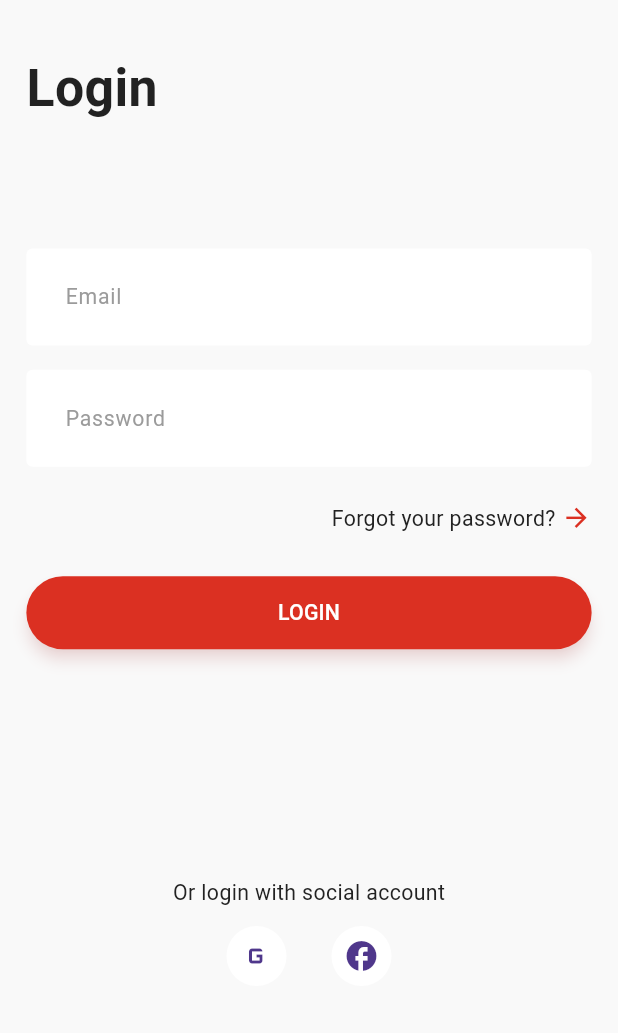
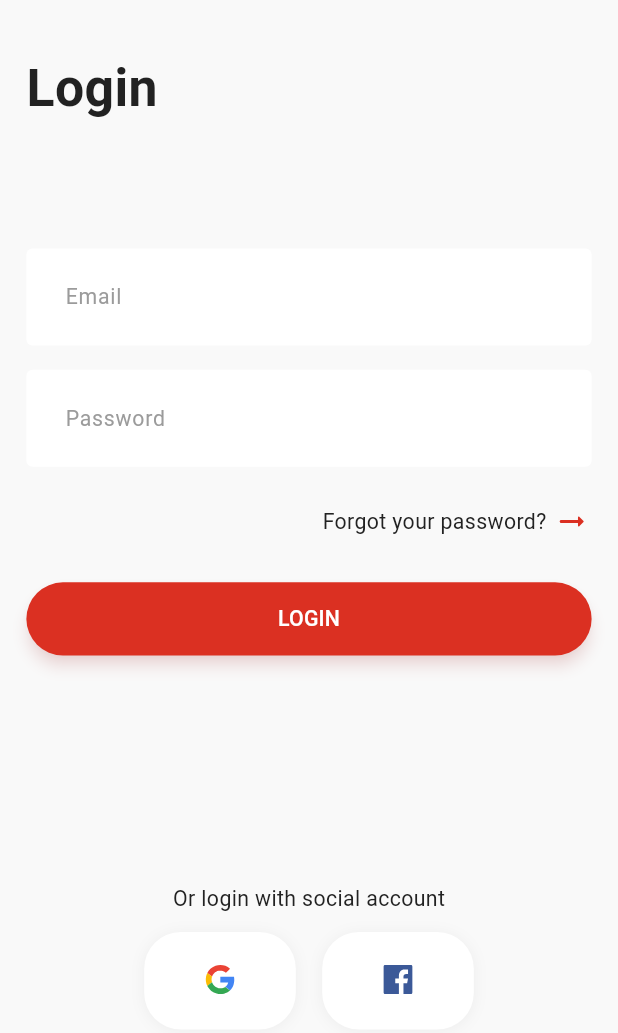
Before and after one commit to ahmed2ismail/e_commerce_pro, a Flutter app: the screen it shows after launch, after a tap on "Already have an account?", on a phone screen of 412 x 824 dp. Shown: the top 1033 px of the screen. Run offline on Flutter 3.47's test engine with Material 3 defaults, Android fonts, the phone set to English and light mode, and no system bars; our stand-ins replace device_preview, flutter_screenutil, flutter_svg, go_router; Roboto replaces fonts that are missing (Metropolis).

Commit message:
feat: implement LoginView with consistent social icons styling

```diff
--- /dev/null
+++ b/devtools_options.yaml
@@ -0,0 +1,3 @@
+description: This file stores settings for Dart & Flutter DevTools.
+documentation: https://docs.flutter.dev/tools/devtools/extensions#configure-extension-enablement-states
+extensions:
--- a/lib/core/utils/app_assets.dart
+++ b/lib/core/utils/app_assets.dart
@@ -4,4 +4,5 @@ class AppAssets {
   static const String googleIcon = "$imagesPath/google_icon.svg";
   static const String facebookIcon = "$imagesPath/facebook_icon.svg";
   static const String splashImage = "$imagesPath/splash_image.png";
+  static const String arrowRed = "$imagesPath/arrow_red.svg";
 }
--- /dev/null
+++ b/lib/core/utils/app_router.dart
@@ -0,0 +1,34 @@
+import 'package:e_commerce_pro/feature/auth/presentation/views/login_view.dart';
+import 'package:e_commerce_pro/feature/auth/presentation/views/sign_up_view.dart';
+import 'package:flutter/material.dart';
+import 'package:go_router/go_router.dart';
+
+abstract class AppRouter {
+  static const kLoginView = '/loginView';
+  static const kSignUpView = '/'; // شاشة البداية
+
+  static final router = GoRouter(
+    routes: [
+      GoRoute(
+        path: kSignUpView,
+        builder: (context, state) => const SignUpView(),
+      ),
+      GoRoute(
+        path: kLoginView,
+        pageBuilder: (context, state) {
+          return CustomTransitionPage(
+            key: state.pageKey,
+            child: const LoginView(),
+            transitionsBuilder: (context, animation, secondaryAnimation, child) {
+              // Animation احترافي (Fade + Scale)
+              return FadeTransition(
+                opacity: CurveTween(curve: Curves.easeInOut).animate(animation),
+                child: child,
+              );
+            },
+          );
+        },
+      ),
+    ],
+  );
+}
--- a/lib/feature/auth/presentation/views/login_view.dart
+++ b/lib/feature/auth/presentation/views/login_view.dart
@@ -1,5 +1,8 @@
+import 'package:e_commerce_pro/core/utils/app_assets.dart';
+import 'package:e_commerce_pro/feature/auth/presentation/views/widgets/social_icon_container.dart';
 import 'package:flutter/material.dart';
 import 'package:flutter_screenutil/flutter_screenutil.dart';
+import 'package:flutter_svg/svg.dart';
 import '../../../../core/widgets/custom_button.dart';
 import '../../../../core/widgets/custom_text_form_field.dart';
 import '../../../../core/utils/app_colors.dart';
@@ -28,38 +31,42 @@ class LoginView extends StatelessWidget {
                 ),
                 SizedBox(height: 73.h),
 
+                // حقول اللوجن (Email & Password)
                 const CustomTextFormField(labelText: 'Email'),
                 const CustomTextFormField(
                   labelText: 'Password',
                   obscureText: true,
                 ),
-
                 SizedBox(height: 16.h),
-
                 // زرار Forgot your password?
-                Align(
-                  alignment: Alignment.centerRight,
+                GestureDetector(
+                  onTap: () {
+                    // هنا هنروح لشاشة الـ Forgot Password لما نكودها
+                  },
                   child: Row(
-                    mainAxisSize: MainAxisSize.min,
+                    mainAxisAlignment: MainAxisAlignment.end,
                     children: [
                       Text(
                         'Forgot your password? ',
-                        style: TextStyle(fontSize: 14.sp, color: AppColors.black),
+                        style: TextStyle(
+                          fontSize: 14.sp,
+                          color: AppColors.black,
+                        ),
                       ),
-                      Icon(Icons.arrow_forward, color: AppColors.primaryRed, size: 20.sp),
+                      SvgPicture.asset(
+                        AppAssets.arrowRed,
+                        height: 24.h,
+                        width: 24.w,
+                        fit: BoxFit.contain,
+                      ),
                     ],
                   ),
                 ),
+                SizedBox(height: 28.h),
+                // زرار الـ LOGIN
+                CustomButton(text: 'LOGIN', onPressed: () {}),
 
-                SizedBox(height: 28.h),
-
-                // زرار الـ LOGIN الأحمر
-                CustomButton(
-                  text: 'LOGIN',
-                  onPressed: () {},
-                ),
-
-                SizedBox(height: 150.h), // مسافة أكبر شوية
+                SizedBox(height: 150.h),
 
                 Center(
                   child: Text(
@@ -68,12 +75,12 @@ class LoginView extends StatelessWidget {
                   ),
                 ),
                 SizedBox(height: 12.h),
-                const Row(
+                Row(
                   mainAxisAlignment: MainAxisAlignment.center,
                   children: [
-                    CircleAvatar(backgroundColor: Colors.white, child: Icon(Icons.g_mobiledata)),
-                    SizedBox(width: 30),
-                    CircleAvatar(backgroundColor: Colors.white, child: Icon(Icons.facebook)),
+                    socialIconContainer(AppAssets.googleIcon),
+                    SizedBox(width: 16.w),
+                    socialIconContainer(AppAssets.facebookIcon),
                   ],
                 ),
               ],
--- a/lib/feature/auth/presentation/views/sign_up_view.dart
+++ b/lib/feature/auth/presentation/views/sign_up_view.dart
@@ -1,6 +1,10 @@
-import 'package:e_commerce_pro/feature/auth/presentation/views/login_view.dart';
+import 'package:e_commerce_pro/core/utils/app_assets.dart';
+import 'package:e_commerce_pro/core/utils/app_router.dart';
+import 'package:e_commerce_pro/feature/auth/presentation/views/widgets/social_icon_container.dart';
 import 'package:flutter/material.dart';
 import 'package:flutter_screenutil/flutter_screenutil.dart';
+import 'package:flutter_svg/svg.dart';
+import 'package:go_router/go_router.dart';
 import '../../../../core/widgets/custom_button.dart';
 import '../../../../core/widgets/custom_text_form_field.dart';
 import '../../../../core/utils/app_colors.dart';
@@ -43,12 +47,7 @@ class SignUpView extends StatelessWidget {
                 // سطر "Already have an account?"
                 GestureDetector(
                   onTap: () {
-                    Navigator.push(
-                      context,
-                      MaterialPageRoute(
-                        builder: (context) => const LoginView(),
-                      ),
-                    );
+                    GoRouter.of(context).push(AppRouter.kLoginView);
                   },
                   child: Row(
                     mainAxisAlignment:
@@ -61,17 +60,16 @@ class SignUpView extends StatelessWidget {
                           color: AppColors.black,
                         ),
                       ),
-                      Icon(
-                        Icons.arrow_forward,
-                        color: AppColors.primaryRed,
-                        size: 20.sp,
+                      SvgPicture.asset(
+                        AppAssets.arrowRed, // المسار اللي عرفناه في الـ Assets
+                        height: 24.h,
+                        width: 24.w,
+                        fit: BoxFit.contain,
                       ),
                     ],
                   ),
                 ),
-
                 SizedBox(height: 28.h),
-
                 // الزرار الأحمر الكبير
                 CustomButton(
                   text: 'SIGN UP',
@@ -79,9 +77,7 @@ class SignUpView extends StatelessWidget {
                     // هنا هنربط الـ Logic بتاع الـ Bloc مستقبلاً
                   },
                 ),
-
                 SizedBox(height: 120.h), // مسافة قبل الجزء السفلي
-
                 Center(
                   child: Text(
                     'Or sign up with social account',
@@ -89,18 +85,12 @@ class SignUpView extends StatelessWidget {
                   ),
                 ),
                 SizedBox(height: 12.h),
-                const Row(
+                Row(
                   mainAxisAlignment: MainAxisAlignment.center,
                   children: [
-                    CircleAvatar(
-                      backgroundColor: Colors.white,
-                      child: Icon(Icons.g_mobiledata),
-                    ),
-                    SizedBox(width: 30),
-                    CircleAvatar(
-                      backgroundColor: Colors.white,
-                      child: Icon(Icons.facebook),
-                    ),
+                    socialIconContainer(AppAssets.googleIcon),
+                    SizedBox(width: 16.w),
+                    socialIconContainer(AppAssets.facebookIcon),
                   ],
                 ),
               ],
--- /dev/null
+++ b/lib/feature/auth/presentation/views/widgets/social_icon_container.dart
@@ -0,0 +1,27 @@
+  // Refactor: عملنا دالة صغيرة عشان مانكررش كود الـ Container
+  import 'package:e_commerce_pro/core/utils/app_colors.dart';
+import 'package:flutter/material.dart';
+import 'package:flutter_screenutil/flutter_screenutil.dart';
+import 'package:flutter_svg/svg.dart';
+
+Widget socialIconContainer(String asset) {
+    return Container(
+      width: 92.w,
+      height: 64.h,
+      decoration: BoxDecoration(
+        color: AppColors.white,
+        borderRadius: BorderRadius.circular(24.r),
+        boxShadow: [
+          BoxShadow(
+            color: Colors.black.withValues(alpha: 0.05),
+            blurRadius: 8,
+            offset: const Offset(0, 1),
+          ),
+        ],
+      ),
+      child: SvgPicture.asset(
+        asset,
+        fit: BoxFit.contain,
+      ),
+    );
+  }
--- a/lib/main.dart
+++ b/lib/main.dart
@@ -1,5 +1,6 @@
 import 'package:device_preview/device_preview.dart';
 import 'package:e_commerce_pro/core/utils/app_colors.dart';
+import 'package:e_commerce_pro/core/utils/app_router.dart';
 import 'package:e_commerce_pro/feature/auth/presentation/views/sign_up_view.dart';
 import 'package:flutter/foundation.dart';
 import 'package:flutter/material.dart';
@@ -25,7 +26,8 @@ class EcommercePro extends StatelessWidget {
       minTextAdapt: true,
       splitScreenMode: true,
       builder: (context, child) {
-        return MaterialApp(
+        return MaterialApp.router(
+          routerConfig: AppRouter.router,
           debugShowCheckedModeBanner: false,
           locale: DevicePreview.locale(context),
           builder: DevicePreview.appBuilder,
@@ -34,7 +36,6 @@ class EcommercePro extends StatelessWidget {
             primaryColor: AppColors.primaryRed,
             fontFamily: 'Metropolis', // نوع الخط المستخدم في التصميم (هنضيفه لاحقاً)
           ),
-          home: child,
         );
       },
       // شاشة البداية (هتكون الـ Login حالياً لحد ما نعمل الـ Splash)
--- a/pubspec.yaml
+++ b/pubspec.yaml
@@ -37,7 +37,10 @@ dependencies:
     sdk: flutter
   flutter_bloc: ^8.1.5
   flutter_screenutil: ^5.9.0
+  flutter_svg: ^2.2.4 # لقراءة ملفات الـ SVG اللي هنحملها من فيجما.
+  font_awesome_flutter: ^11.0.0 # للأيقونات الجاهزة لو احتجناها.
   get_it: ^7.6.7
+  go_router: ^17.1.0
   google_fonts: ^6.2.1
   isar: ^3.1.0+1
   isar_flutter_libs: ^3.1.0+1
```
Also changed, not shown: assets/images/arrow_red.svg (added), pubspec.lock.
